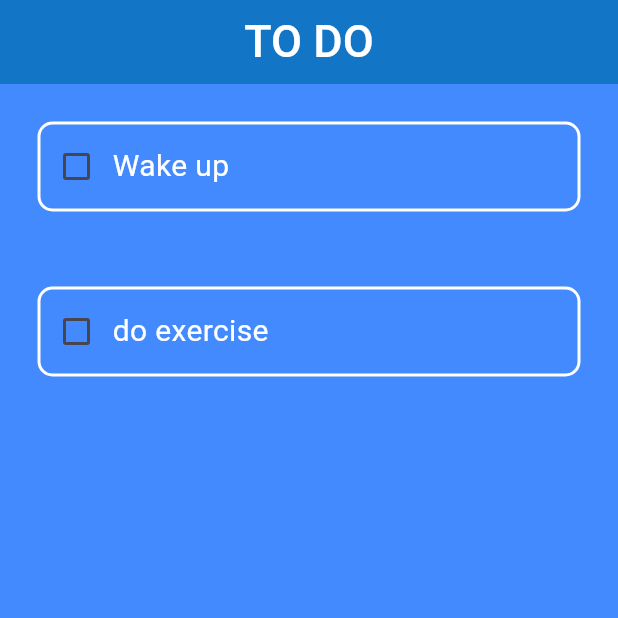
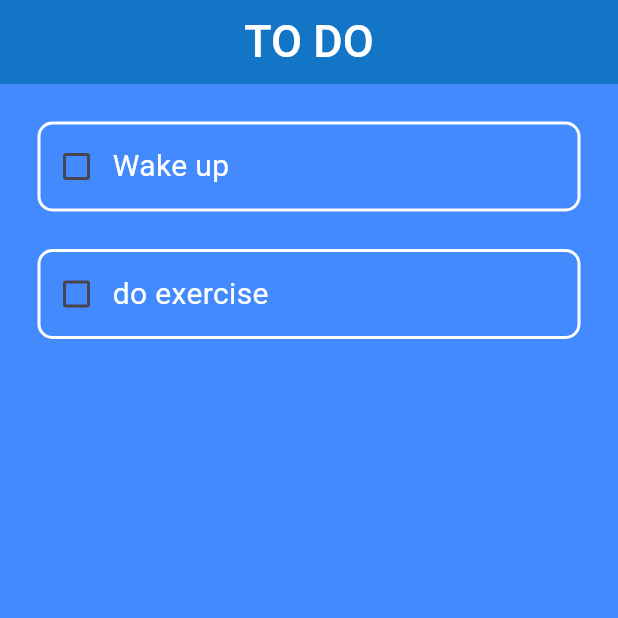
Before and after one commit to Muhammd-Shehzad/ToDo_Task2, a Flutter app: the screen it shows after launch, on a phone screen of 412 x 824 dp, the top half of it. Run offline on Flutter 3.47's test engine with Material 3 defaults, Android fonts, the phone set to English and light mode, and no system bars.

```diff
--- a/lib/util/todo_title.dart
+++ b/lib/util/todo_title.dart
@@ -14,7 +14,7 @@ class ToDoTitle extends StatelessWidget {
   @override
   Widget build(BuildContext context) {
     return Padding(
-      padding: const EdgeInsets.all(25),
+      padding: const EdgeInsets.only(top: 25, left: 25, right: 25),
       child: Container(
         height: 60,
         width: 250,
@@ -29,9 +29,11 @@ class ToDoTitle extends StatelessWidget {
             Text(
               name,
               style: TextStyle(
-                  color: Colors.white,
-                  fontSize: 20,
-                  fontWeight: FontWeight.w400),
+                decoration:
+                    taskCom ? TextDecoration.lineThrough : TextDecoration.none,
+                color: Colors.white,
+                fontSize: 20,
+              ),
             ),
           ],
         ),
```
